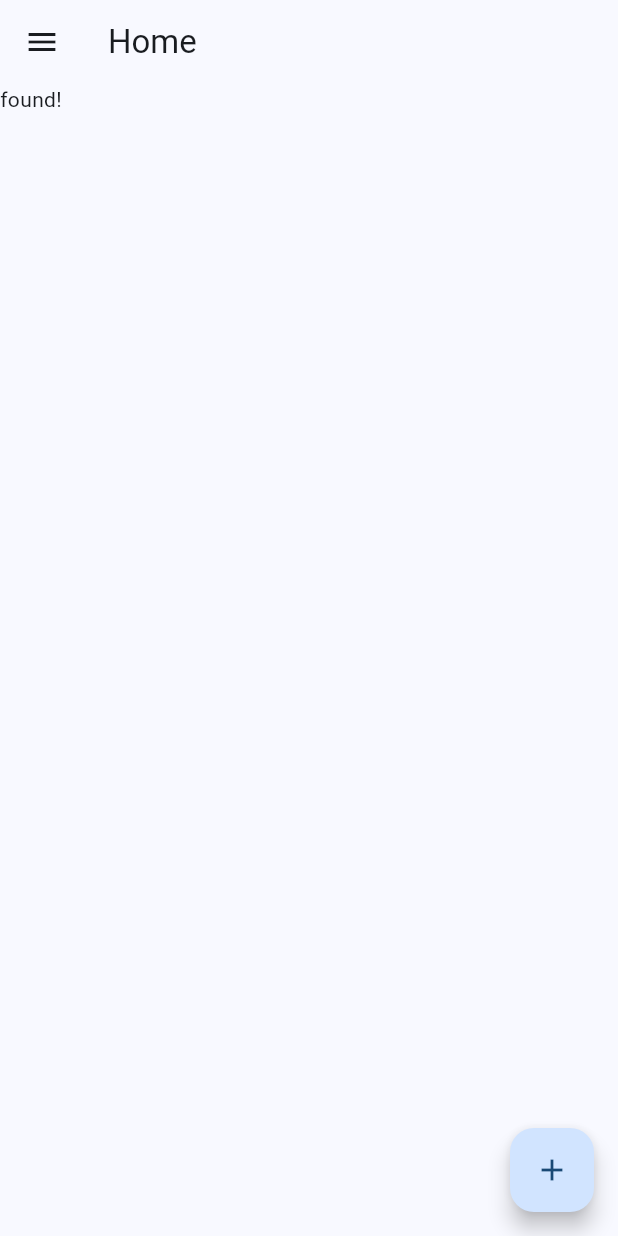
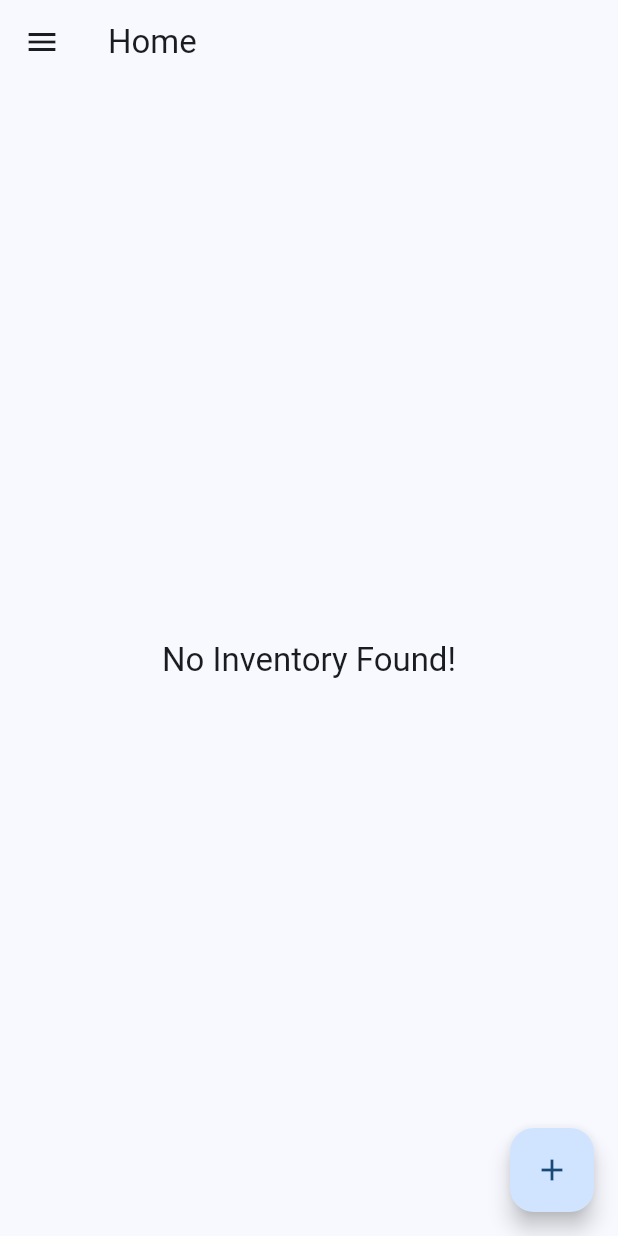
Before and after one commit to hanswys/ywong8-project2-cmsc4303, a Flutter app: the screen it shows once a user with an empty profile is signed in, on a phone screen of 412 x 824 dp. Run offline on Flutter 3.47's test engine with Material 3 defaults, Android fonts, the phone set to English and light mode, and no system bars; our stand-ins replace cloud_firestore, firebase_auth, firebase_core; accounts and stored records are empty.

Commit message:
show inventory home screen commit

```diff
--- a/lib/controller/firestore_controller.dart
+++ b/lib/controller/firestore_controller.dart
@@ -10,3 +10,19 @@ Future<String> addInventory({required Inventory inventory}) async {
       .add(inventory.toFirestoreDoc());
   return ref.id;
 }
+
+Future<List<Inventory>> getInventoryList({required String email}) async {
+  QuerySnapshot querySnapshot = await FirebaseFirestore.instance
+      .collection(inventoryCollection)
+      .where(DocKeyPhotoMemo.createdBy.name, isEqualTo: email)
+      .get();
+  var result = <Inventory>[];
+  for (var doc in querySnapshot.docs) {
+    if (doc.data() != null) {
+      var document = doc.data() as Map<String, dynamic>;
+      var p = Inventory.fromFirestoreDoc(doc: document, docId: doc.id);
+      result.add(p);
+    }
+  }
+  return result;
+}
--- a/lib/view/home_screen.dart
+++ b/lib/view/home_screen.dart
@@ -25,6 +25,7 @@ class HomeState extends State<HomeScreen> {
     super.initState();
     con = HomeController(this);
     model = HomeModel(currentUser!);
+    con.loadInventoryList();
   }
 
   @override
@@ -109,8 +110,48 @@ class HomeState extends State<HomeScreen> {
     //     ),
     //   );
     // }
-    //   // return showPhotoMemoList();
-    return const Text('found!');
+    // return showInventoryList();
+    if (model.inventoryList == null) {
+      return const Center(child: CircularProgressIndicator());
+    } else {
+      return showInventoryList();
+    }
+  }
+
+  Widget showInventoryList() {
+    if (model.inventoryList!.isEmpty) {
+      return Center(
+        child: Text(
+          'No Inventory Found!',
+          style: Theme.of(context).textTheme.titleLarge,
+        ),
+      );
+    } else {
+      // return Center(
+      //   child: Text(
+      //     'Inventory Found!',
+      //     style: Theme.of(context).textTheme.titleLarge,
+      //   ),
+      // );
+      return ListView.builder(
+        itemCount: model.inventoryList!.length,
+        // separatorBuilder: (BuildContext context, int index) =>
+        itemBuilder: (BuildContext context, int index) {
+          Inventory inventory = model.inventoryList![index];
+          return Column(
+            children: [
+              ListTile(
+                title: Text('${inventory.title} (qty: ${inventory.quantity}) '),
+                tileColor: Colors.green,
+              ),
+              const SizedBox(
+                height: 10,
+              )
+            ],
+          );
+        },
+      );
+    }
   }
 
   Widget drawerView(BuildContext context) {
```
Also changed, not shown: lib/controller/home_controller.dart (+18 -0 lines).
